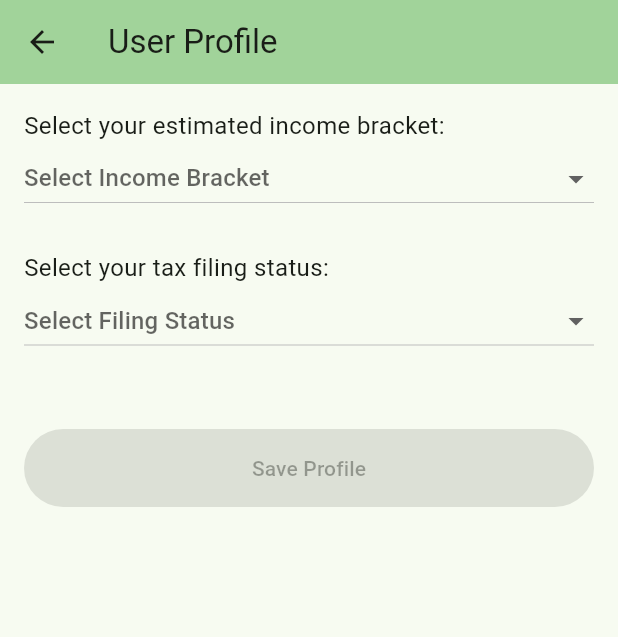
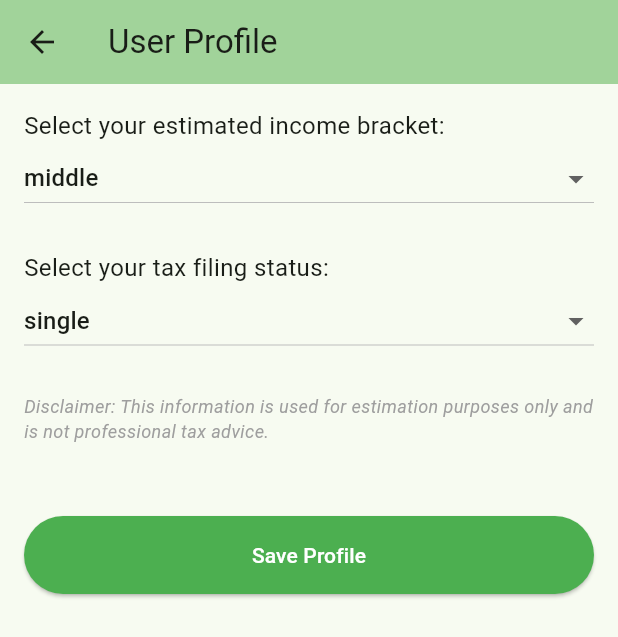
Before and after one commit to cmwen/gamify-tax-deduction, a Flutter app: the screen it shows after launch, after a tap on the "person" icon, on a phone screen of 412 x 824 dp. Shown: the top 637 px of the screen. Run offline on Flutter 3.47's test engine with Material 3 defaults, Android fonts, the phone set to English and light mode, and no system bars; our stand-ins replace camera, sqflite; missing offline and left inert: google_mlkit_text_recognition; accounts and stored records are empty.

Commit message:
Refactor user profile storage from SharedPreferences to sqflite
This commit refactors the user profile feature to use a more robust
and structured storage solution.

Key changes:
- Replaced SharedPreferences with a sqflite database for storing user profile data.
- Created a new UserProfile model with enums for incomeBracket and filingStatus to improve type safety.
- Updated the ProfileService to interact with the new database table.
- Modified the ProfileScreen UI to work with the new service and model.
- Updated the TaxCalculationService to use the new enum types.
- Refactored all related tests to use mockito for the database and service layers.

```diff
--- a/lib/core/database/database_helper.dart
+++ b/lib/core/database/database_helper.dart
@@ -2,6 +2,7 @@ import 'package:sqflite/sqflite.dart';
 import 'package:path/path.dart';
 import '../models/data_models.dart';
 import '../models/achievement.dart';
+import '../models/user_profile.dart';
 
 class DatabaseHelper {
   static final DatabaseHelper _instance = DatabaseHelper._internal();
@@ -45,6 +46,13 @@ class DatabaseHelper {
         description TEXT NOT NULL,
         unlocked INTEGER NOT NULL,
         unlockedAt TEXT
+      )
+    ''');
+    await db.execute('''
+      CREATE TABLE user_profile(
+        id TEXT PRIMARY KEY,
+        filingStatus TEXT NOT NULL,
+        incomeBracket TEXT NOT NULL
       )
     ''');
     await _initializeAchievements(db);
--- a/lib/core/models/data_models.dart
+++ b/lib/core/models/data_models.dart
@@ -1,29 +1,5 @@
 // Data models for the Gamified Tax Deduction app
 // Following the design document specifications
-
-class UserProfile {
-  final String incomeBracket; // 'low' | 'medium' | 'high'
-  final String filingStatus; // 'single' | 'married'
-
-  const UserProfile({
-    required this.incomeBracket,
-    required this.filingStatus,
-  });
-
-  Map<String, dynamic> toJson() {
-    return {
-      'incomeBracket': incomeBracket,
-      'filingStatus': filingStatus,
-    };
-  }
-
-  factory UserProfile.fromJson(Map<String, dynamic> json) {
-    return UserProfile(
-      incomeBracket: json['incomeBracket'],
-      filingStatus: json['filingStatus'],
-    );
-  }
-}
 
 class Receipt {
   final String id; // UUID
--- /dev/null
+++ b/lib/core/models/user_profile.dart
@@ -0,0 +1,43 @@
+enum FilingStatus {
+  single,
+  marriedFilingJointly,
+  marriedFilingSeparately,
+  headOfHousehold,
+  qualifyingWidow
+}
+
+enum IncomeBracket {
+  lowest,
+  low,
+  middle,
+  high,
+  highest
+}
+
+class UserProfile {
+  final String id;
+  final FilingStatus filingStatus;
+  final IncomeBracket incomeBracket;
+
+  UserProfile({
+    required this.id,
+    required this.filingStatus,
+    required this.incomeBracket,
+  });
+
+  Map<String, dynamic> toMap() {
+    return {
+      'id': id,
+      'filingStatus': filingStatus.toString(),
+      'incomeBracket': incomeBracket.toString(),
+    };
+  }
+
+  factory UserProfile.fromMap(Map<String, dynamic> map) {
+    return UserProfile(
+      id: map['id'],
+      filingStatus: FilingStatus.values.firstWhere((e) => e.toString() == map['filingStatus']),
+      incomeBracket: IncomeBracket.values.firstWhere((e) => e.toString() == map['incomeBracket']),
+    );
+  }
+}
--- a/lib/core/services/profile_service.dart
+++ b/lib/core/services/profile_service.dart
@@ -1,29 +1,47 @@
-import 'package:shared_preferences/shared_preferences.dart';
-import '../models/data_models.dart';
+import 'package:uuid/uuid.dart';
+import '../database/database_helper.dart';
+import '../models/user_profile.dart';
+import 'package:sqflite/sqflite.dart';
 
 class ProfileService {
-  static const String _incomeBracketKey = 'user_income_bracket';
-  static const String _filingStatusKey = 'user_filing_status';
+  final DatabaseHelper dbHelper;
 
-  /// Save user profile data to local storage
+  ProfileService({DatabaseHelper? dbHelper})
+      : dbHelper = dbHelper ?? DatabaseHelper.instance;
+
   Future<void> saveProfile(UserProfile profile) async {
-    final prefs = await SharedPreferences.getInstance();
-    await prefs.setString(_incomeBracketKey, profile.incomeBracket);
-    await prefs.setString(_filingStatusKey, profile.filingStatus);
+    final db = await dbHelper.database;
+    await db.insert(
+      'user_profile',
+      profile.toMap(),
+      conflictAlgorithm: ConflictAlgorithm.replace,
+    );
   }
 
-  /// Retrieve user profile data from local storage
   Future<UserProfile?> getProfile() async {
-    final prefs = await SharedPreferences.getInstance();
-    final incomeBracket = prefs.getString(_incomeBracketKey);
-    final filingStatus = prefs.getString(_filingStatusKey);
+    final db = await dbHelper.database;
+    // There should only ever be one user profile.
+    // The UI should enforce this.
+    final List<Map<String, dynamic>> maps = await db.query('user_profile', limit: 1);
 
-    if (incomeBracket != null && filingStatus != null) {
-      return UserProfile(
-        incomeBracket: incomeBracket,
-        filingStatus: filingStatus,
-      );
+    if (maps.isNotEmpty) {
+      return UserProfile.fromMap(maps.first);
     }
     return null;
   }
+
+  Future<UserProfile> getOrCreateProfile() async {
+    final profile = await getProfile();
+    if (profile != null) {
+      return profile;
+    } else {
+      final newProfile = UserProfile(
+        id: const Uuid().v4(),
+        filingStatus: FilingStatus.single, // Default value
+        incomeBracket: IncomeBracket.middle, // Default value
+      );
+      await saveProfile(newProfile);
+      return newProfile;
+    }
+  }
 }
--- a/lib/features/profile/profile_screen.dart
+++ b/lib/features/profile/profile_screen.dart
@@ -1,45 +1,46 @@
 import 'package:flutter/material.dart';
-import '../../core/models/data_models.dart';
+import '../../core/models/user_profile.dart';
 import '../../core/services/profile_service.dart';
 
 class ProfileScreen extends StatefulWidget {
-  const ProfileScreen({super.key});
+  final ProfileService? profileService;
+  const ProfileScreen({super.key, this.profileService});
 
   @override
   State<ProfileScreen> createState() => _ProfileScreenState();
 }
 
 class _ProfileScreenState extends State<ProfileScreen> {
-  final ProfileService _profileService = ProfileService();
-  String? _selectedIncomeBracket;
-  String? _selectedFilingStatus;
+  late final ProfileService _profileService;
+  UserProfile? _userProfile;
 
-  final _incomeBrackets = ['low', 'medium', 'high'];
-  final _filingStatuses = ['single', 'married'];
+  IncomeBracket? _selectedIncomeBracket;
+  FilingStatus? _selectedFilingStatus;
 
   @override
   void initState() {
     super.initState();
+    _profileService = widget.profileService ?? ProfileService();
     _loadProfile();
   }
 
   Future<void> _loadProfile() async {
-    final userProfile = await _profileService.getProfile();
-    if (userProfile != null) {
+    final userProfile = await _profileService.getOrCreateProfile();
     setState(() {
+      _userProfile = userProfile;
       _selectedIncomeBracket = userProfile.incomeBracket;
       _selectedFilingStatus = userProfile.filingStatus;
     });
   }
-  }
 
   void _saveProfile() async {
-    if (_selectedIncomeBracket != null && _selectedFilingStatus != null) {
-      final userProfile = UserProfile(
+    if (_userProfile != null && _selectedIncomeBracket != null && _selectedFilingStatus != null) {
+      final updatedProfile = UserProfile(
+        id: _userProfile!.id,
         incomeBracket: _selectedIncomeBracket!,
         filingStatus: _selectedFilingStatus!,
       );
-      await _profileService.saveProfile(userProfile);
+      await _profileService.saveProfile(updatedProfile);
 
       if (mounted) {
         ScaffoldMessenger.of(context).showSnackBar(
@@ -57,7 +58,9 @@ class _ProfileScreenState extends State<ProfileScreen> {
         title: const Text('User Profile'),
         backgroundColor: Theme.of(context).colorScheme.inversePrimary,
       ),
-      body: Padding(
+      body: _userProfile == null
+          ? const Center(child: CircularProgressIndicator())
+          : Padding(
               padding: const EdgeInsets.all(16.0),
               child: Column(
                 crossAxisAlignment: CrossAxisAlignment.start,
@@ -66,14 +69,14 @@ class _ProfileScreenState extends State<ProfileScreen> {
                     'Select your estimated income bracket:',
                     style: TextStyle(fontSize: 16),
                   ),
-            DropdownButton<String>(
+                  DropdownButton<IncomeBracket>(
                     value: _selectedIncomeBracket,
                     isExpanded: true,
                     hint: const Text('Select Income Bracket'),
-              items: _incomeBrackets.map((String value) {
-                return DropdownMenuItem<String>(
+                    items: IncomeBracket.values.map((IncomeBracket value) {
+                      return DropdownMenuItem<IncomeBracket>(
                         value: value,
-                  child: Text(value),
+                        child: Text(value.toString().split('.').last),
                       );
                     }).toList(),
                     onChanged: (newValue) {
@@ -87,14 +90,14 @@ class _ProfileScreenState extends State<ProfileScreen> {
                     'Select your tax filing status:',
                     style: TextStyle(fontSize: 16),
                   ),
-            DropdownButton<String>(
+                  DropdownButton<FilingStatus>(
                     value: _selectedFilingStatus,
                     isExpanded: true,
                     hint: const Text('Select Filing Status'),
-              items: _filingStatuses.map((String value) {
-                return DropdownMenuItem<String>(
+                    items: FilingStatus.values.map((FilingStatus value) {
+                      return DropdownMenuItem<FilingStatus>(
                         value: value,
-                  child: Text(value),
+                        child: Text(value.toString().split('.').last),
                       );
                     }).toList(),
                     onChanged: (newValue) {
@@ -102,6 +105,11 @@ class _ProfileScreenState extends State<ProfileScreen> {
                         _selectedFilingStatus = newValue;
                       });
                     },
+                  ),
+                  const SizedBox(height: 24),
+                  const Text(
+                    'Disclaimer: This information is used for estimation purposes only and is not professional tax advice.',
+                    style: TextStyle(fontSize: 12, fontStyle: FontStyle.italic, color: Colors.grey),
                   ),
                   const SizedBox(height: 48),
                   SizedBox(
--- a/lib/features/receipt_scanner/receipt_scanner_screen.dart
+++ b/lib/features/receipt_scanner/receipt_scanner_screen.dart
@@ -6,6 +6,7 @@ import 'package:path_provider/path_provider.dart';
 import 'dart:io';
 import '../../core/database/database_helper.dart';
 import '../../core/models/data_models.dart';
+import '../../core/models/user_profile.dart';
 import '../../core/services/tax_calculation_service.dart';
 import '../../core/services/profile_service.dart';
 
```
Also changed, not shown: lib/core/services/tax_calculation_service.dart (+9 -7 lines), 7 other files. Lines whose indentation alone changed are shown as unchanged.
